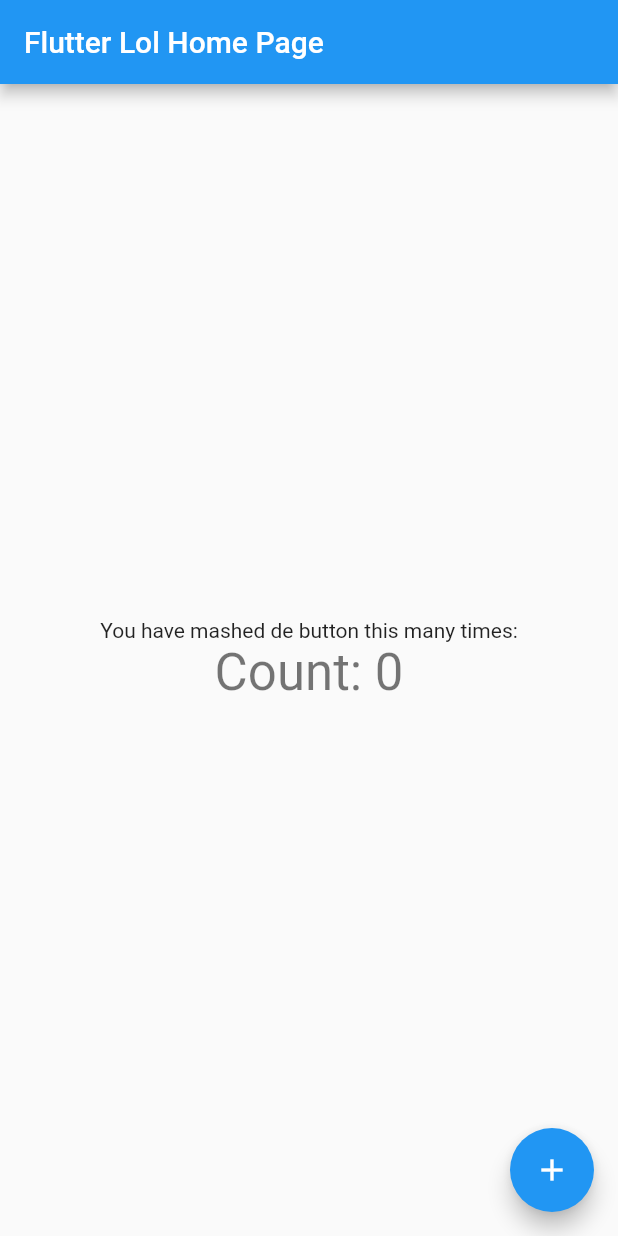
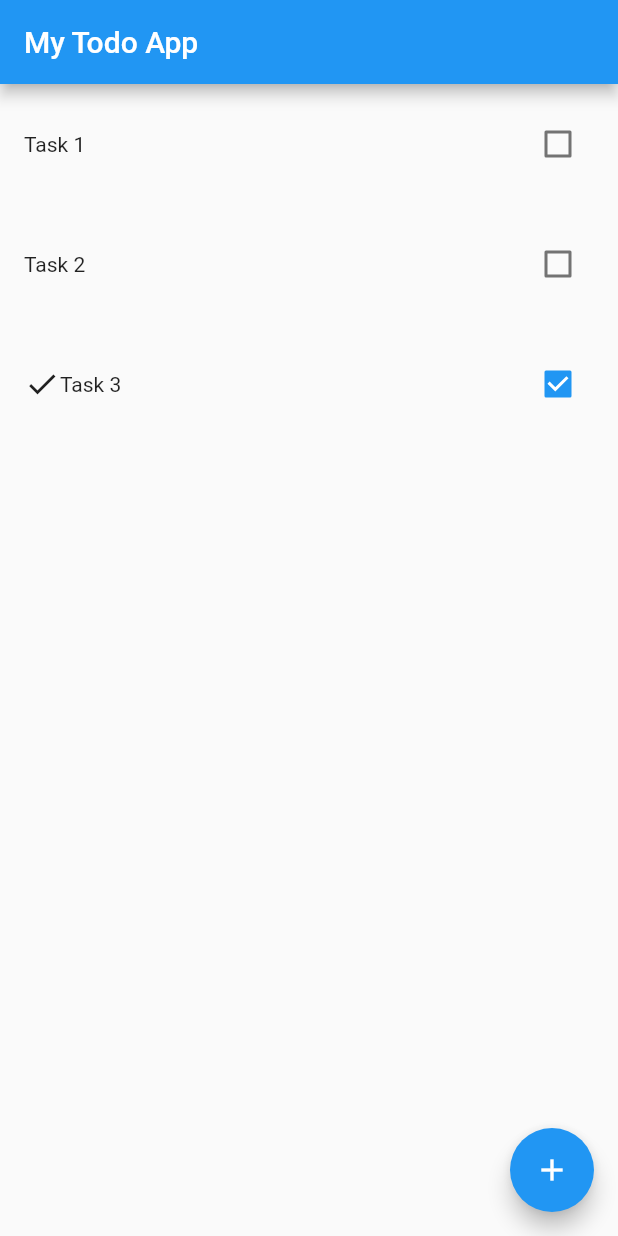
Before and after one commit to modmoto/flutter_workshop, a Flutter app: the screen it shows after launch, on a phone screen of 412 x 824 dp. Run offline on Flutter 3.47's test engine with Material 2 defaults, Android fonts, the phone set to English and light mode, and no system bars.

Commit message:
todo app niciger

```diff
--- a/lib/main.dart
+++ b/lib/main.dart
@@ -8,69 +8,76 @@ class CounterApp extends StatelessWidget {
   @override
   Widget build(BuildContext context) {
     return MaterialApp(
-      title: 'Flutter Demo',
+      title: 'Todo App',
       theme: ThemeData(
         primarySwatch: Colors.blue,
         visualDensity: VisualDensity.adaptivePlatformDensity,
       ),
-      home: MainPage(title: 'Flutter Lol Home Page'),
+      home: TodoPage(),
     );
   }
 }
 
-class MainPage extends StatefulWidget {
-  MainPage({Key key, this.title}) : super(key: key);
-
-  final String title;
-
-  @override
-  _MainPageState createState() => _MainPageState();
-}
-
-class _MainPageState extends State<MainPage> {
-  int _counter = 0;
-
-  void _incrementCounter() {
-    setState(() {
-      _counter++;
-    });
-  }
+class TodoPage extends StatelessWidget {
+  final List<TodoItem> tasks = [
+    TodoItem(
+      task: "Task 1",
+    ),
+    TodoItem(
+      task: "Task 2",
+    ),
+    TodoItem(
+      task: "Task 3",
+      done: true,
+    ),
+  ];
 
   @override
   Widget build(BuildContext context) {
     return Scaffold(
       appBar: AppBar(
-
-        title: Text(widget.title)
+        title: Text("My Todo App"),
       ),
-      body: Center(
-        child: Column(
-          mainAxisAlignment: MainAxisAlignment.center,
-          children: <Widget>[
-            Text(
-              'You have mashed de button this many times:',
-            ),
-            Text(
-              'Count: $_counter',
-              style: Theme.of(context).textTheme.headline4,
-            ),
-          ],
-        ),
+      body: Column(
+        children: tasks.map((e) => TodoItemWidget(task: e.task, done: e.done)).toList(),
       ),
       floatingActionButton: FloatingActionButton(
-        onPressed: _incrementCounter,
-        tooltip: 'Increment',
-        child: Icon(Icons.add),
+        onPressed: () {},
+        child: Icon(Icons.add)
       ),
     );
   }
 }
 
-class TodoItem extends StatelessWidget {
+class TodoItem {
+  final bool done;
+  final String task;
+
+  TodoItem({this.done = false, this.task});
+}
+
+class TodoItemWidget extends StatelessWidget {
+  final bool done;
+  final String task;
+
+  const TodoItemWidget({Key key, this.done, this.task}) : super(key: key);
+
   @override
   Widget build(BuildContext context) {
-    // TODO: implement build
-    throw UnimplementedError();
+    var col = Padding(
+      padding: EdgeInsets.all(16),
+      child: Row(
+        children: [
+          if (done)
+            Icon(Icons.done),
+          Text(task),
+          Spacer(),
+          Checkbox(value: done, onChanged: (v) {
+          }),
+        ],
+      )
+    );
+
+    return col;
   }
-
 }
```
